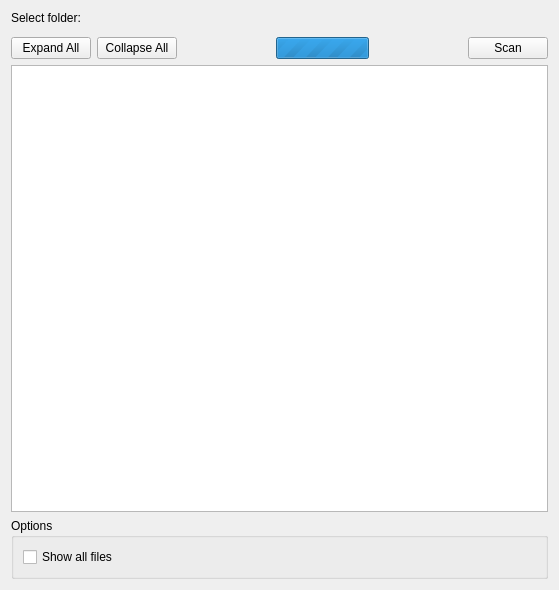
Before: the Qt Designer form plugins/scanforlostfiles/scanforlostfileswidget.ui in KDE/ktorrent, drawn with Qt 5.
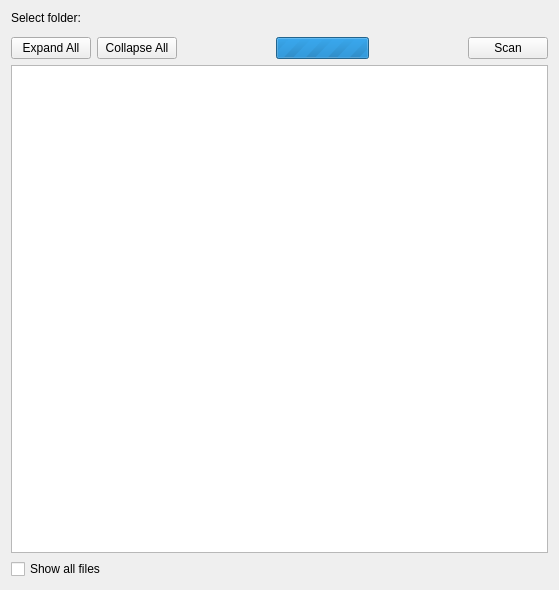
After: the same form once the commit is applied. Icons and pictures are not drawn. Custom widgets are drawn as their Qt base class.

Commit message: scanforlostfiles: Fix spacing

Patch:
```diff
--- a/plugins/scanforlostfiles/scanforlostfileswidget.ui
+++ b/plugins/scanforlostfiles/scanforlostfileswidget.ui
@@ -93,12 +93,6 @@
     </widget>
    </item>
    <item>
-    <widget class="QGroupBox" name="groupBox">
-     <property name="title">
-      <string>Options</string>
-     </property>
-     <layout class="QVBoxLayout">
-      <item>
        <widget class="QCheckBox" name="cbShowAllFiles">
         <property name="toolTip">
          <string>Open the torrents without asking any questions.</string>
@@ -106,9 +100,6 @@
         <property name="text">
          <string>Show all files</string>
         </property>
-       </widget>
-      </item>
-     </layout>
     </widget>
    </item>
   </layout>
```
Lines whose indentation alone changed are shown as unchanged.
